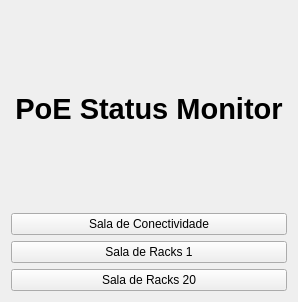
Above: src/gui/ui/mainMenu.ui from lnls-sirius/poemonitor-ioc before the change. Below: the same form after it.
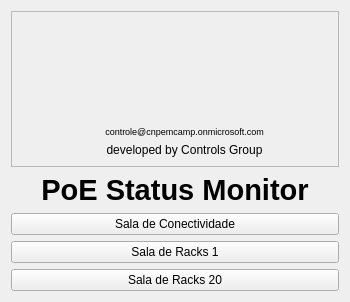
That is the form after the change. Icons and pictures are not drawn. Custom widgets are drawn as their Qt base class.

The edit to the form file:
```diff
--- a/src/gui/ui/mainMenu.ui
+++ b/src/gui/ui/mainMenu.ui
@@ -6,7 +6,7 @@
    <rect>
     <x>0</x>
     <y>0</y>
-    <width>298</width>
+    <width>350</width>
     <height>302</height>
    </rect>
   </property>
@@ -23,7 +23,7 @@
    <enum>Qt::LeftToRight</enum>
   </property>
   <layout class="QGridLayout" name="gridLayout_2">
-   <item row="0" column="0">
+   <item row="1" column="0">
     <widget class="QLabel" name="title">
      <property name="text">
       <string>&lt;html&gt;&lt;head/&gt;&lt;body&gt;&lt;p align=&quot;center&quot;&gt;&lt;span style=&quot; font-size:22pt; font-weight:600;&quot;&gt;PoE Status Monitor&lt;/span&gt;&lt;/p&gt;&lt;/body&gt;&lt;/html&gt;</string>
@@ -33,39 +33,7 @@
      </property>
     </widget>
    </item>
-   <item row="1" column="0">
-    <widget class="PyDMShellCommand" name="scbt_salaConectividade">
-     <property name="toolTip">
-      <string/>
-     </property>
-     <property name="text">
-      <string>Sala de Conectividade</string>
-     </property>
-     <property name="showIcon" stdset="0">
-      <bool>false</bool>
-     </property>
-     <property name="command" stdset="0">
-      <string>pydm statusMonitorDisplay.py 0</string>
-     </property>
-    </widget>
-   </item>
-   <item row="2" column="0">
-    <widget class="PyDMShellCommand" name="scbt_salaRacks1">
-     <property name="toolTip">
-      <string/>
-     </property>
-     <property name="text">
-      <string>Sala de Racks 1</string>
-     </property>
-     <property name="showIcon" stdset="0">
-      <bool>false</bool>
-     </property>
-     <property name="command" stdset="0">
-      <string>pydm statusMonitorDisplay.py 1</string>
-     </property>
-    </widget>
-   </item>
-   <item row="3" column="0">
+   <item row="4" column="0">
     <widget class="PyDMShellCommand" name="scbt_salaRacks20">
      <property name="toolTip">
       <string/>
@@ -81,6 +49,519 @@
      </property>
     </widget>
    </item>
+   <item row="3" column="0">
+    <widget class="PyDMShellCommand" name="scbt_salaRacks1">
+     <property name="toolTip">
+      <string/>
+     </property>
+     <property name="text">
+      <string>Sala de Racks 1</string>
+     </property>
+     <property name="showIcon" stdset="0">
+      <bool>false</bool>
+     </property>
+     <property name="command" stdset="0">
+      <string>pydm statusMonitorDisplay.py 1</string>
+     </property>
+    </widget>
+   </item>
+   <item row="2" column="0">
+    <widget class="PyDMShellCommand" name="scbt_salaConectividade">
+     <property name="toolTip">
+      <string/>
+     </property>
+     <property name="text">
+      <string>Sala de Conectividade</string>
+     </property>
+     <property name="showIcon" stdset="0">
+      <bool>false</bool>
+     </property>
+     <property name="command" stdset="0">
+      <string>pydm statusMonitorDisplay.py 0</string>
+     </property>
+    </widget>
+   </item>
+   <item row="0" column="0">
+    <widget class="QFrame" name="frame_4">
+     <property name="frameShape">
+      <enum>QFrame::StyledPanel</enum>
+     </property>
+     <property name="frameShadow">
+      <enum>QFrame::Raised</enum>
+     </property>
+     <layout class="QGridLayout" name="gridLayout_4">
+      <item row="1" column="3">
+       <widget class="QLabel" name="lb_email">
+        <property name="maximumSize">
+         <size>
+          <width>16777215</width>
+          <height>15</height>
+         </size>
+        </property>
+        <property name="palette">
+         <palette>
+          <active>
+           <colorrole role="WindowText">
+            <brush brushstyle="SolidPattern">
+             <color alpha="255">
+              <red>0</red>
+              <green>0</green>
+              <blue>255</blue>
+             </color>
+            </brush>
+           </colorrole>
+           <colorrole role="Button">
+            <brush brushstyle="SolidPattern">
+             <color alpha="255">
+              <red>239</red>
+              <green>235</green>
+              <blue>231</blue>
+             </color>
+            </brush>
+           </colorrole>
+           <colorrole role="Light">
+            <brush brushstyle="SolidPattern">
+             <color alpha="255">
+              <red>255</red>
+              <green>255</green>
+              <blue>255</blue>
+             </color>
+            </brush>
+           </colorrole>
+           <colorrole role="Midlight">
+            <brush brushstyle="SolidPattern">
+             <color alpha="255">
+              <red>247</red>
+              <green>245</green>
+              <blue>243</blue>
+             </color>
+            </brush>
+           </colorrole>
+           <colorrole role="Dark">
+            <brush brushstyle="SolidPattern">
+             <color alpha="255">
+              <red>119</red>
+              <green>117</green>
+              <blue>115</blue>
+             </color>
+            </brush>
+           </colorrole>
+           <colorrole role="Mid">
+            <brush brushstyle="SolidPattern">
+             <color alpha="255">
+              <red>159</red>
+              <green>157</green>
+              <blue>154</blue>
+             </color>
+            </brush>
+           </colorrole>
+           <colorrole role="BrightText">
+            <brush brushstyle="SolidPattern">
+             <color alpha="255">
+              <red>255</red>
+              <green>255</green>
+              <blue>255</blue>
+             </color>
+            </brush>
+           </colorrole>
+           <colorrole role="ButtonText">
+            <brush brushstyle="SolidPattern">
+             <color alpha="255">
+              <red>0</red>
+              <green>0</green>
+              <blue>0</blue>
+             </color>
+            </brush>
+           </colorrole>
+           <colorrole role="Base">
+            <brush brushstyle="SolidPattern">
+             <color alpha="255">
+              <red>255</red>
+              <green>255</green>
+              <blue>255</blue>
+             </color>
+            </brush>
+           </colorrole>
+           <colorrole role="Window">
+            <brush brushstyle="SolidPattern">
+             <color alpha="255">
+              <red>239</red>
+              <green>235</green>
+              <blue>231</blue>
+             </color>
+            </brush>
+           </colorrole>
+           <colorrole role="Shadow">
+            <brush brushstyle="SolidPattern">
+             <color alpha="255">
+              <red>0</red>
+              <green>0</green>
+              <blue>0</blue>
+             </color>
+            </brush>
+           </colorrole>
+           <colorrole role="AlternateBase">
+            <brush brushstyle="SolidPattern">
+             <color alpha="255">
+              <red>247</red>
+              <green>245</green>
+              <blue>243</blue>
+             </color>
+            </brush>
+           </colorrole>
+           <colorrole role="ToolTipBase">
+            <brush brushstyle="SolidPattern">
+             <color alpha="255">
+              <red>255</red>
+              <green>255</green>
+              <blue>220</blue>
+             </color>
+            </brush>
+           </colorrole>
+           <colorrole role="ToolTipText">
+            <brush brushstyle="SolidPattern">
+             <color alpha="255">
+              <red>0</red>
+              <green>0</green>
+              <blue>0</blue>
+             </color>
+            </brush>
+           </colorrole>
+          </active>
+          <inactive>
+           <colorrole role="WindowText">
+            <brush brushstyle="SolidPattern">
+             <color alpha="255">
+              <red>0</red>
+              <green>0</green>
+              <blue>0</blue>
+             </color>
+            </brush>
+           </colorrole>
+           <colorrole role="Button">
+            <brush brushstyle="SolidPattern">
+             <color alpha="255">
+              <red>239</red>
+              <green>235</green>
+              <blue>231</blue>
+             </color>
+            </brush>
+           </colorrole>
+           <colorrole role="Light">
+            <brush brushstyle="SolidPattern">
+             <color alpha="255">
+              <red>255</red>
+              <green>255</green>
+              <blue>255</blue>
+             </color>
+            </brush>
+           </colorrole>
+           <colorrole role="Midlight">
+            <brush brushstyle="SolidPattern">
+             <color alpha="255">
+              <red>247</red>
+              <green>245</green>
+              <blue>243</blue>
+             </color>
+            </brush>
+           </colorrole>
+           <colorrole role="Dark">
+            <brush brushstyle="SolidPattern">
+             <color alpha="255">
+              <red>119</red>
+              <green>117</green>
+              <blue>115</blue>
+             </color>
+            </brush>
+           </colorrole>
+           <colorrole role="Mid">
+            <brush brushstyle="SolidPattern">
+             <color alpha="255">
+              <red>159</red>
+              <green>157</green>
+              <blue>154</blue>
+             </color>
+            </brush>
+           </colorrole>
+           <colorrole role="BrightText">
+            <brush brushstyle="SolidPattern">
+             <color alpha="255">
+              <red>255</red>
+              <green>255</green>
+              <blue>255</blue>
+             </color>
+            </brush>
+           </colorrole>
+           <colorrole role="ButtonText">
+            <brush brushstyle="SolidPattern">
+             <color alpha="255">
+              <red>0</red>
+              <green>0</green>
+              <blue>0</blue>
+             </color>
+            </brush>
+           </colorrole>
+           <colorrole role="Base">
+            <brush brushstyle="SolidPattern">
+             <color alpha="255">
+              <red>255</red>
+              <green>255</green>
+              <blue>255</blue>
+             </color>
+            </brush>
+           </colorrole>
+           <colorrole role="Window">
+            <brush brushstyle="SolidPattern">
+             <color alpha="255">
+              <red>239</red>
+              <green>235</green>
+              <blue>231</blue>
+             </color>
+            </brush>
+           </colorrole>
+           <colorrole role="Shadow">
+            <brush brushstyle="SolidPattern">
+             <color alpha="255">
+              <red>0</red>
+              <green>0</green>
+              <blue>0</blue>
+             </color>
+            </brush>
+           </colorrole>
+           <colorrole role="AlternateBase">
+            <brush brushstyle="SolidPattern">
+             <color alpha="255">
+              <red>247</red>
+              <green>245</green>
+              <blue>243</blue>
+             </color>
+            </brush>
+           </colorrole>
+           <colorrole role="ToolTipBase">
+            <brush brushstyle="SolidPattern">
+             <color alpha="255">
+              <red>255</red>
+              <green>255</green>
+              <blue>220</blue>
+             </color>
+            </brush>
+           </colorrole>
+           <colorrole role="ToolTipText">
+            <brush brushstyle="SolidPattern">
+             <color alpha="255">
+              <red>0</red>
+              <green>0</green>
+              <blue>0</blue>
+             </color>
+            </brush>
+           </colorrole>
+          </inactive>
+          <disabled>
+           <colorrole role="WindowText">
+            <brush brushstyle="SolidPattern">
+             <color alpha="255">
+              <red>119</red>
+              <green>117</green>
+              <blue>115</blue>
+             </color>
+            </brush>
+           </colorrole>
+           <colorrole role="Button">
+            <brush brushstyle="SolidPattern">
+             <color alpha="255">
+              <red>239</red>
+              <green>235</green>
+              <blue>231</blue>
+             </color>
+            </brush>
+           </colorrole>
+           <colorrole role="Light">
+            <brush brushstyle="SolidPattern">
+             <color alpha="255">
+              <red>255</red>
+              <green>255</green>
+              <blue>255</blue>
+             </color>
+            </brush>
+           </colorrole>
+           <colorrole role="Midlight">
+            <brush brushstyle="SolidPattern">
+             <color alpha="255">
+              <red>247</red>
+              <green>245</green>
+              <blue>243</blue>
+             </color>
+            </brush>
+           </colorrole>
+           <colorrole role="Dark">
+            <brush brushstyle="SolidPattern">
+             <color alpha="255">
+              <red>119</red>
+              <green>117</green>
+              <blue>115</blue>
+             </color>
+            </brush>
+           </colorrole>
+           <colorrole role="Mid">
+            <brush brushstyle="SolidPattern">
+             <color alpha="255">
+              <red>159</red>
+              <green>157</green>
+              <blue>154</blue>
+             </color>
+            </brush>
+           </colorrole>
+           <colorrole role="BrightText">
+            <brush brushstyle="SolidPattern">
+             <color alpha="255">
+              <red>255</red>
+              <green>255</green>
+              <blue>255</blue>
+             </color>
+            </brush>
+           </colorrole>
+           <colorrole role="ButtonText">
+            <brush brushstyle="SolidPattern">
+             <color alpha="255">
+              <red>119</red>
+              <green>117</green>
+              <blue>115</blue>
+             </color>
+            </brush>
+           </colorrole>
+           <colorrole role="Base">
+            <brush brushstyle="SolidPattern">
+             <color alpha="255">
+              <red>239</red>
+              <green>235</green>
+              <blue>231</blue>
+             </color>
+            </brush>
+           </colorrole>
+           <colorrole role="Window">
+            <brush brushstyle="SolidPattern">
+             <color alpha="255">
+              <red>239</red>
+              <green>235</green>
+              <blue>231</blue>
+             </color>
+            </brush>
+           </colorrole>
+           <colorrole role="Shadow">
+            <brush brushstyle="SolidPattern">
+             <color alpha="255">
+              <red>0</red>
+              <green>0</green>
+              <blue>0</blue>
+             </color>
+            </brush>
+           </colorrole>
+           <colorrole role="AlternateBase">
+            <brush brushstyle="SolidPattern">
+             <color alpha="255">
+              <red>239</red>
+              <green>235</green>
+              <blue>231</blue>
+             </color>
+            </brush>
+           </colorrole>
+           <colorrole role="ToolTipBase">
+            <brush brushstyle="SolidPattern">
+             <color alpha="255">
+              <red>255</red>
+              <green>255</green>
+              <blue>220</blue>
+             </color>
+            </brush>
+           </colorrole>
+           <colorrole role="ToolTipText">
+            <brush brushstyle="SolidPattern">
+             <color alpha="255">
+              <red>0</red>
+              <green>0</green>
+              <blue>0</blue>
+             </color>
+            </brush>
+           </colorrole>
+          </disabled>
+         </palette>
+        </property>
+        <property name="font">
+         <font>
+          <pointsize>7</pointsize>
+         </font>
+        </property>
+        <property name="text">
+         <string>controle@cnpemcamp.onmicrosoft.com</string>
+        </property>
+        <property name="alignment">
+         <set>Qt::AlignCenter</set>
+        </property>
+       </widget>
+      </item>
+      <item row="0" column="0" rowspan="3" colspan="2">
+       <widget class="QLabel" name="lb_imgLNLS">
+        <property name="sizePolicy">
+         <sizepolicy hsizetype="MinimumExpanding" vsizetype="MinimumExpanding">
+          <horstretch>0</horstretch>
+          <verstretch>0</verstretch>
+         </sizepolicy>
+        </property>
+        <property name="text">
+         <string/>
+        </property>
+        <property name="pixmap">
+         <pixmap>images/LNLS.png</pixmap>
+        </property>
+        <property name="alignment">
+         <set>Qt::AlignCenter</set>
+        </property>
+       </widget>
+      </item>
+      <item row="2" column="3">
+       <widget class="QLabel" name="lb_devBy">
+        <property name="sizePolicy">
+         <sizepolicy hsizetype="MinimumExpanding" vsizetype="Preferred">
+          <horstretch>0</horstretch>
+          <verstretch>0</verstretch>
+         </sizepolicy>
+        </property>
+        <property name="maximumSize">
+         <size>
+          <width>16777215</width>
+          <height>20</height>
+         </size>
+        </property>
+        <property name="text">
+         <string>developed by Controls Group</string>
+        </property>
+        <property name="alignment">
+         <set>Qt::AlignCenter</set>
+        </property>
+       </widget>
+      </item>
+      <item row="0" column="2" colspan="2">
+       <widget class="QLabel" name="lb_imgCNPEM">
+        <property name="sizePolicy">
+         <sizepolicy hsizetype="MinimumExpanding" vsizetype="MinimumExpanding">
+          <horstretch>0</horstretch>
+          <verstretch>0</verstretch>
+         </sizepolicy>
+        </property>
+        <property name="text">
+         <string/>
+        </property>
+        <property name="pixmap">
+         <pixmap>images/CNPEM.jpg</pixmap>
+        </property>
+        <property name="alignment">
+         <set>Qt::AlignCenter</set>
+        </property>
+       </widget>
+      </item>
+     </layout>
+    </widget>
+   </item>
   </layout>
  </widget>
  <customwidgets>
```
